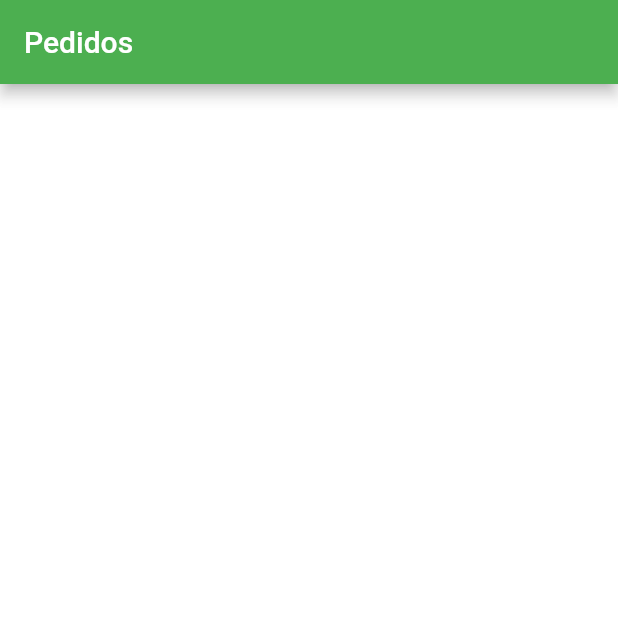
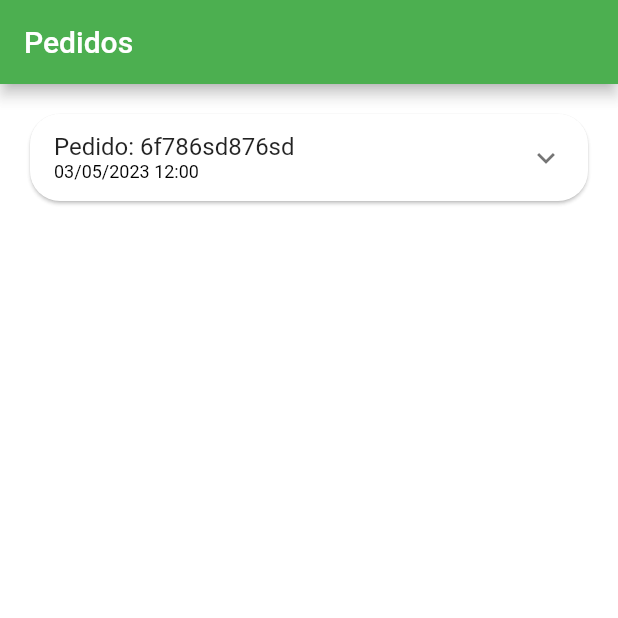
Before and after one commit to thomasbalmant/appQuitanda, a Flutter app: the OrdersTab screen opened directly, on a phone screen of 412 x 824 dp, the top half of it. Run offline on Flutter 3.47's test engine with Material 2 defaults, Android fonts, the phone set to English and light mode, and no system bars; our stand-ins replace animated_text_kit, badges, mask_text_input_formatter.

Commit message:
component orderITem

```diff
--- a/lib/src/config/app_data.dart
+++ b/lib/src/config/app_data.dart
@@ -94,7 +94,10 @@ List<OrderModel> orders = [
     copyAndPaste: '83576',
     createdDateTime: DateTime.parse('2023-05-03 12:00:00.232'),
     id: '6f786sd876sd',
-    items: [CartItemModel(item: apple, quantity: 2)],
+    items: [
+      CartItemModel(item: apple, quantity: 2),
+      CartItemModel(item: mango, quantity: 3),
+    ],
     overdueDateTime: DateTime.parse('2023-05-03 13:00:00.232'),
     status: 'pending_payment',
     total: 11.0,
--- a/lib/src/pages/orders/components/order_tile.dart
+++ b/lib/src/pages/orders/components/order_tile.dart
@@ -1,16 +1,93 @@
 import 'package:flutter/material.dart';
+import 'package:quitanda_getx/src/models/cart_item_model.dart';
 import 'package:quitanda_getx/src/models/order_model.dart';
+import 'package:quitanda_getx/src/services/utils_services.dart';
 
 class OrderTile extends StatelessWidget {
   final OrderModel order;
 
-  const OrderTile({
+  OrderTile({
     super.key,
     required this.order,
   });
 
+  final UtilsServices utilsServices = UtilsServices();
+
   @override
   Widget build(BuildContext context) {
-    return Card();
+    return Card(
+      shape: RoundedRectangleBorder(
+        borderRadius: BorderRadius.circular(20),
+      ),
+      child: Theme(
+        data: Theme.of(context).copyWith(dividerColor: Colors.transparent),
+        child: ExpansionTile(
+          title: Column(
+            mainAxisSize: MainAxisSize.min,
+            crossAxisAlignment: CrossAxisAlignment.start,
+            children: [
+              Text('Pedido: ${order.id}'),
+              Text(
+                utilsServices.formatDateTime(order.createdDateTime),
+                style: const TextStyle(
+                  fontSize: 12,
+                  color: Colors.black,
+                ),
+              ),
+            ],
+          ),
+          childrenPadding: const EdgeInsets.fromLTRB(16, 0, 16, 16),
+          children: [
+            SizedBox(
+              height: 150,
+              child: Row(
+                children: [
+                  Expanded(
+                    flex: 3,
+                    child: ListView(
+                      children: order.items.map((orderItem) {
+                        return _OrderItemWidget(
+                            utilsServices: utilsServices, orderItem: orderItem);
+                      }).toList(),
+                    ),
+                  ),
+                  Expanded(
+                    flex: 2,
+                    child: Container(color: Colors.blue),
+                  )
+                ],
+              ),
+            )
+          ],
+        ),
+      ),
+    );
   }
 }
+
+class _OrderItemWidget extends StatelessWidget {
+  const _OrderItemWidget(
+      {super.key, required this.utilsServices, required this.orderItem});
+
+  final UtilsServices utilsServices;
+  final CartItemModel orderItem;
+
+  @override
+  Widget build(BuildContext context) {
+    return Padding(
+      padding: const EdgeInsets.all(16),
+      child: Row(
+        children: [
+          Text(
+            '${orderItem.quantity} ${orderItem.item.unit} ',
+            style: const TextStyle(
+              fontWeight: FontWeight.bold,
+            ),
+          ),
+          Expanded(child: Text(orderItem.item.itemName)),
+          Text(utilsServices.priceToCurrency(orderItem.totalPrice()))
+        ],
+      ),
+    );
+  }
+}
```
